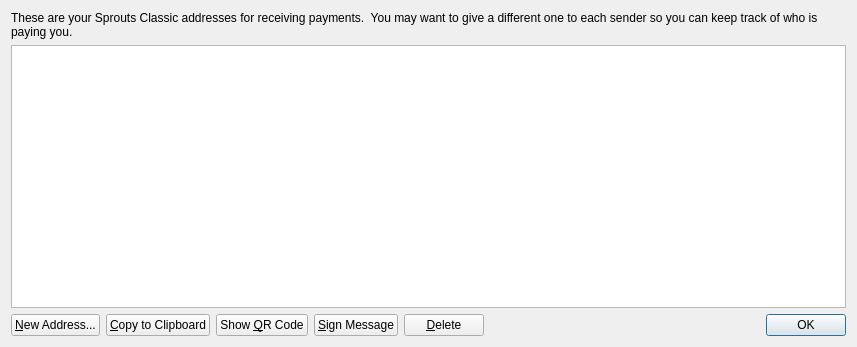
Before: the Qt Designer form src/qt/forms/addressbookpage.ui in skourdes/SproutsClassic, drawn with Qt 5.
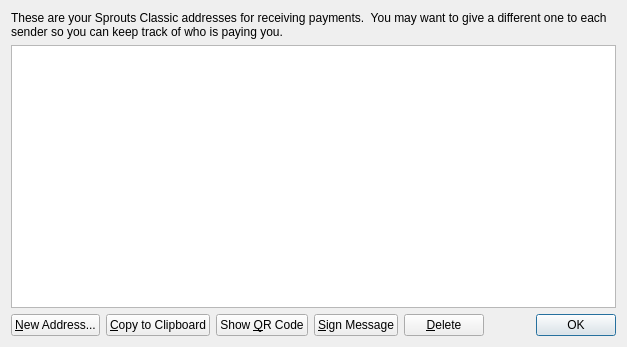
After: the same form once the commit is applied. Icons and pictures are not drawn.

```diff
--- a/src/qt/forms/addressbookpage.ui
+++ b/src/qt/forms/addressbookpage.ui
@@ -6,7 +6,7 @@
    <rect>
     <x>0</x>
     <y>0</y>
-    <width>857</width>
+    <width>627</width>
     <height>347</height>
    </rect>
   </property>
```
